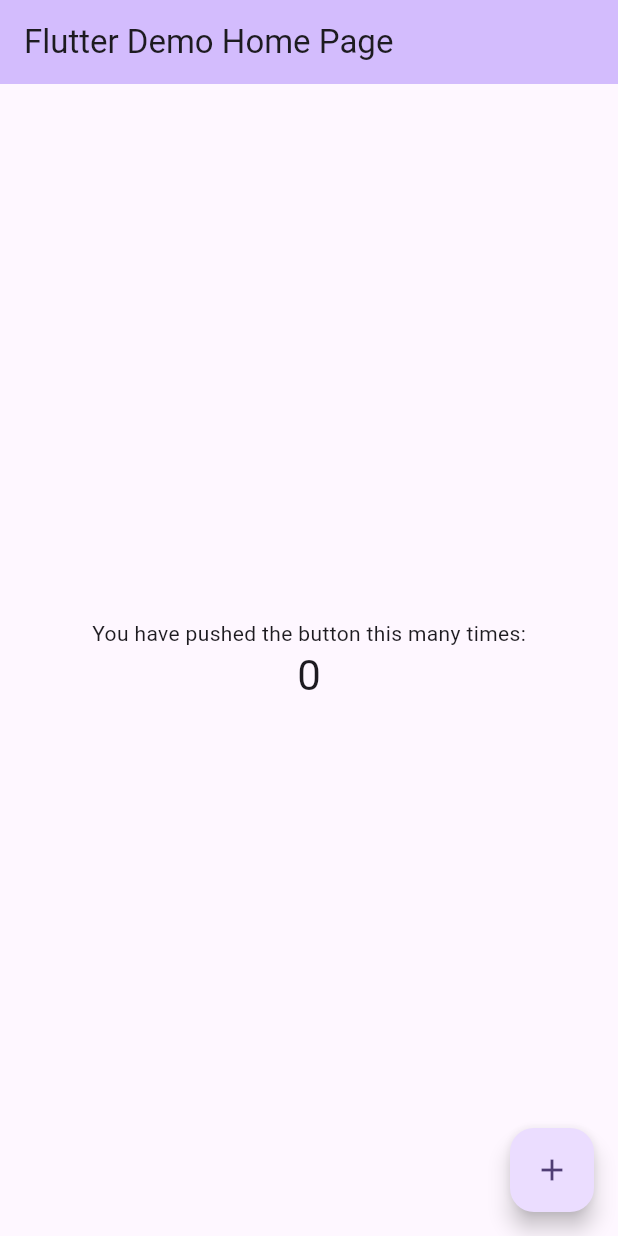
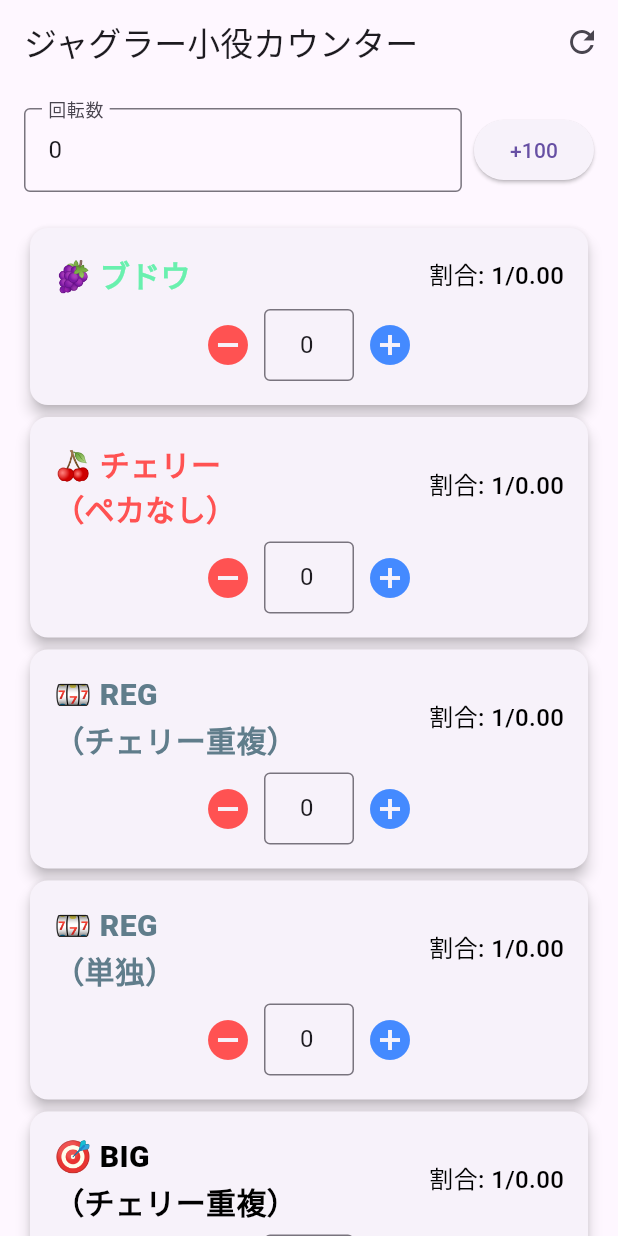
Before and after one commit to osadakun/count_up, a Flutter app: the screen it shows after launch, on a phone screen of 412 x 824 dp. Run offline on Flutter 3.47's test engine with Material 3 defaults, Android fonts, the phone set to English and light mode, and no system bars; our stand-ins replace flutter_hooks, freezed_annotation, hooks_riverpod, riverpod_annotation, shared_preferences; generated files the repository leaves out were written again.

Commit message:
create counter app

```diff
--- /dev/null
+++ b/devtools_options.yaml
@@ -0,0 +1,4 @@
+description: This file stores settings for Dart & Flutter DevTools.
+documentation: https://docs.flutter.dev/tools/devtools/extensions#configure-extension-enablement-states
+extensions:
+  - shared_preferences: true
--- a/lib/main.dart
+++ b/lib/main.dart
@@ -1,125 +1,22 @@
+import 'package:count_up/screens/counter_widget.dart';
 import 'package:flutter/material.dart';
+import 'package:hooks_riverpod/hooks_riverpod.dart';
 
 void main() {
-  runApp(const MyApp());
+  runApp(const ProviderScope(child: MyApp()));
 }
 
 class MyApp extends StatelessWidget {
   const MyApp({super.key});
 
-  // This widget is the root of your application.
   @override
   Widget build(BuildContext context) {
     return MaterialApp(
-      title: 'Flutter Demo',
+      title: 'ジャグラー小役カウンター',
       theme: ThemeData(
-        // This is the theme of your application.
-        //
-        // TRY THIS: Try running your application with "flutter run". You'll see
-        // the application has a purple toolbar. Then, without quitting the app,
-        // try changing the seedColor in the colorScheme below to Colors.green
-        // and then invoke "hot reload" (save your changes or press the "hot
-        // reload" button in a Flutter-supported IDE, or press "r" if you used
-        // the command line to start the app).
-        //
-        // Notice that the counter didn't reset back to zero; the application
-        // state is not lost during the reload. To reset the state, use hot
-        // restart instead.
-        //
-        // This works for code too, not just values: Most code changes can be
-        // tested with just a hot reload.
-        colorScheme: ColorScheme.fromSeed(seedColor: Colors.deepPurple),
-        useMaterial3: true,
+        primarySwatch: Colors.blue,
       ),
-      home: const MyHomePage(title: 'Flutter Demo Home Page'),
+      home: const CounterPage(),
     );
   }
 }
-
-class MyHomePage extends StatefulWidget {
-  const MyHomePage({super.key, required this.title});
-
-  // This widget is the home page of your application. It is stateful, meaning
-  // that it has a State object (defined below) that contains fields that affect
-  // how it looks.
-
-  // This class is the configuration for the state. It holds the values (in this
-  // case the title) provided by the parent (in this case the App widget) and
-  // used by the build method of the State. Fields in a Widget subclass are
-  // always marked "final".
-
-  final String title;
-
-  @override
-  State<MyHomePage> createState() => _MyHomePageState();
-}
-
-class _MyHomePageState extends State<MyHomePage> {
-  int _counter = 0;
-
-  void _incrementCounter() {
-    setState(() {
-      // This call to setState tells the Flutter framework that something has
-      // changed in this State, which causes it to rerun the build method below
-      // so that the display can reflect the updated values. If we changed
-      // _counter without calling setState(), then the build method would not be
-      // called again, and so nothing would appear to happen.
-      _counter++;
-    });
-  }
-
-  @override
-  Widget build(BuildContext context) {
-    // This method is rerun every time setState is called, for instance as done
-    // by the _incrementCounter method above.
-    //
-    // The Flutter framework has been optimized to make rerunning build methods
-    // fast, so that you can just rebuild anything that needs updating rather
-    // than having to individually change instances of widgets.
-    return Scaffold(
-      appBar: AppBar(
-        // TRY THIS: Try changing the color here to a specific color (to
-        // Colors.amber, perhaps?) and trigger a hot reload to see the AppBar
-        // change color while the other colors stay the same.
-        backgroundColor: Theme.of(context).colorScheme.inversePrimary,
-        // Here we take the value from the MyHomePage object that was created by
-        // the App.build method, and use it to set our appbar title.
-        title: Text(widget.title),
-      ),
-      body: Center(
-        // Center is a layout widget. It takes a single child and positions it
-        // in the middle of the parent.
-        child: Column(
-          // Column is also a layout widget. It takes a list of children and
-          // arranges them vertically. By default, it sizes itself to fit its
-          // children horizontally, and tries to be as tall as its parent.
-          //
-          // Column has various properties to control how it sizes itself and
-          // how it positions its children. Here we use mainAxisAlignment to
-          // center the children vertically; the main axis here is the vertical
-          // axis because Columns are vertical (the cross axis would be
-          // horizontal).
-          //
-          // TRY THIS: Invoke "debug painting" (choose the "Toggle Debug Paint"
-          // action in the IDE, or press "p" in the console), to see the
-          // wireframe for each widget.
-          mainAxisAlignment: MainAxisAlignment.center,
-          children: <Widget>[
-            const Text(
-              'You have pushed the button this many times:',
-            ),
-            Text(
-              '$_counter',
-              style: Theme.of(context).textTheme.headlineMedium,
-            ),
-          ],
-        ),
-      ),
-      floatingActionButton: FloatingActionButton(
-        onPressed: _incrementCounter,
-        tooltip: 'Increment',
-        child: const Icon(Icons.add),
-      ), // This trailing comma makes auto-formatting nicer for build methods.
-    );
-  }
-}
--- /dev/null
+++ b/lib/screens/counter_widget.dart
@@ -0,0 +1,226 @@
+import 'package:count_up/providers/counter_view_model.dart';
+import 'package:flutter/material.dart';
+import 'package:flutter_hooks/flutter_hooks.dart';
+import 'package:hooks_riverpod/hooks_riverpod.dart';
+
+class CounterPage extends HookConsumerWidget {
+  const CounterPage({super.key});
+
+  @override
+  Widget build(BuildContext context, WidgetRef ref) {
+    final state = ref.watch(counterViewModelProvider);
+    final viewModel = ref.read(counterViewModelProvider.notifier);
+
+    final controller = useTextEditingController();
+
+    useEffect(() {
+      if (controller.text != state.rotationCount.toString()) {
+        controller.text = state.rotationCount.toString();
+      }
+      return null;
+    }, [state.rotationCount]);
+
+    // 割合を計算する関数
+    String calculateRatio(int count) {
+      if (state.rotationCount == 0) return '1/0.00';
+      final ratio = state.rotationCount / count;
+      return '1/${ratio.toStringAsFixed(2)}';
+    }
+
+    return Scaffold(
+      appBar: AppBar(
+        title: const Text('ジャグラー小役カウンター'),
+        actions: [
+          IconButton(
+            icon: const Icon(Icons.refresh),
+            onPressed: () async {
+              final result = await showDialog<bool>(
+                context: context,
+                builder: (context) => AlertDialog(
+                  title: const Text('リセット'),
+                  content: const Text('内容をリセットしますか？'),
+                  actions: [
+                    TextButton(
+                      onPressed: () => Navigator.pop(context, false),
+                      child: const Text('キャンセル'),
+                    ),
+                    TextButton(
+                      onPressed: () => Navigator.pop(context, true),
+                      child: const Text('OK'),
+                    ),
+                  ],
+                ),
+              );
+              if (result == true) {
+                viewModel.reset();
+              }
+            },
+          ),
+        ],
+      ),
+      body: SingleChildScrollView(
+        padding: const EdgeInsets.all(16),
+        child: Column(
+          children: [
+            Row(
+              children: [
+                Expanded(
+                  child: TextField(
+                    onTap: () => FocusScope.of(context).unfocus(),
+                    decoration: const InputDecoration(
+                      labelText: '回転数',
+                      border: OutlineInputBorder(),
+                    ),
+                    controller: controller,
+                    keyboardType: TextInputType.number,
+                    onChanged: (value) {
+                      final intValue = int.tryParse(value) ?? 0;
+                      if (intValue != state.rotationCount) {
+                        viewModel.updateRotationCount(intValue);
+                      }
+                    },
+                  ),
+                ),
+                const SizedBox(width: 8),
+                ElevatedButton(
+                  onPressed: () {
+                    viewModel.updateRotationCount(state.rotationCount + 100);
+                  },
+                  child: const Text('+100'),
+                ),
+              ],
+            ),
+            const SizedBox(height: 20),
+            _buildCounterItem(
+              context,
+              '🍇 ブドウ',
+              state.grapeCount,
+              (value) => viewModel.updateGrapeCount(value),
+              Colors.greenAccent,
+              calculateRatio(state.grapeCount),
+            ),
+            _buildCounterItem(
+              context,
+              '🍒 チェリー\n（ペカなし）',
+              state.cherryCountWithoutDuplicates,
+              (value) => viewModel.updateCherryCountWithoutDuplicates(value),
+              Colors.redAccent,
+              calculateRatio(state.cherryCountWithDuplicates +
+                  state.cherryCountWithoutDuplicates),
+            ),
+            _buildCounterItem(
+              context,
+              '🎰 REG\n（チェリー重複）',
+              state.regCountWithDuplicates,
+              (value) => viewModel.updateRegCountWithDuplicates(value),
+              Colors.blueGrey,
+              calculateRatio(state.regCountWithDuplicates +
+                  state.regCountWithoutDuplicates),
+            ),
+            _buildCounterItem(
+              context,
+              '🎰 REG\n（単独）',
+              state.regCountWithoutDuplicates,
+              (value) => viewModel.updateRegCountWithoutDuplicates(value),
+              Colors.blueGrey,
+              calculateRatio(state.regCountWithDuplicates +
+                  state.regCountWithoutDuplicates),
+            ),
+            _buildCounterItem(
+              context,
+              '🎯 BIG\n（チェリー重複）',
+              state.bigCountWithDuplicates,
+              (value) => viewModel.updateBigCountWithDuplicates(value),
+              Colors.black,
+              calculateRatio(state.bigCountWithDuplicates +
+                  state.bigCountWithoutDuplicates),
+            ),
+            _buildCounterItem(
+              context,
+              '🎯 BIG\n（単独）',
+              state.bigCountWithoutDuplicates,
+              (value) => viewModel.updateBigCountWithoutDuplicates(value),
+              Colors.black,
+              calculateRatio(state.bigCountWithDuplicates +
+                  state.bigCountWithoutDuplicates),
+            ),
+          ],
+        ),
+      ),
+    );
+  }
+
+  Widget _buildCounterItem(
+    BuildContext context,
+    String label,
+    int count,
+    Function(int) onUpdate,
+    Color color,
+    String ratio,
+  ) {
+    final controller = useTextEditingController(text: count.toString());
+
+    useEffect(() {
+      controller.text = count.toString();
+      return null;
+    }, [count]);
+
+    return Card(
+      elevation: 4,
+      shape: RoundedRectangleBorder(borderRadius: BorderRadius.circular(12)),
+      child: Padding(
+        padding: const EdgeInsets.all(16),
+        child: Column(
+          crossAxisAlignment: CrossAxisAlignment.start,
+          children: [
+            Row(
+              mainAxisAlignment: MainAxisAlignment.spaceBetween,
+              children: [
+                Text(label,
+                    style: TextStyle(
+                        fontSize: 20,
+                        fontWeight: FontWeight.w900,
+                        color: color)),
+                Text('割合: $ratio',
+                    style: const TextStyle(fontSize: 16, color: Colors.black, fontWeight: FontWeight.w500)),
+              ],
+            ),
+            const SizedBox(height: 8),
+            Row(
+              mainAxisAlignment: MainAxisAlignment.center,
+              children: [
+                IconButton(
+                  icon: const Icon(Icons.remove_circle, color: Colors.redAccent),
+                  iconSize: 32,
+                  onPressed: () => onUpdate(-1),
+                ),
+                SizedBox(
+                  width: 60,
+                  child: TextField(
+                    onTap: () => FocusScope.of(context).unfocus(),
+                    controller: controller,
+                    keyboardType: TextInputType.number,
+                    textAlign: TextAlign.center,
+                    decoration: const InputDecoration(
+                      border: OutlineInputBorder(),
+                      contentPadding: EdgeInsets.symmetric(vertical: 8),
+                    ),
+                    onChanged: (value) {
+                      final newValue = int.tryParse(value) ?? 0;
+                      onUpdate(newValue - count);
+                    },
+                  ),
+                ),
+                IconButton(
+                  icon: const Icon(Icons.add_circle, color: Colors.blueAccent),
+                  iconSize: 32,
+                  onPressed: () => onUpdate(1),
+                ),
+              ],
+            ),
+          ],
+        ),
+      ),
+    );
+  }
+}
--- a/pubspec.yaml
+++ b/pubspec.yaml
@@ -30,6 +30,7 @@ dependencies:
   freezed_annotation: ^2.4.4
   hooks_riverpod: ^2.6.1
   shared_preferences: ^2.5.1
+  flutter_hooks: ^0.20.5
 
 dev_dependencies:
   flutter_test:
```
Also changed, not shown: lib/models/counter_state.dart (added, +17 -0 lines), lib/providers/counter_view_model.dart (added, +97 -0 lines), lib/models/counter_state.freezed.dart (added), lib/providers/counter_view_model.g.dart (added), lib/widgets/counter_item.dart (added), pubspec.lock, 9 other files.
